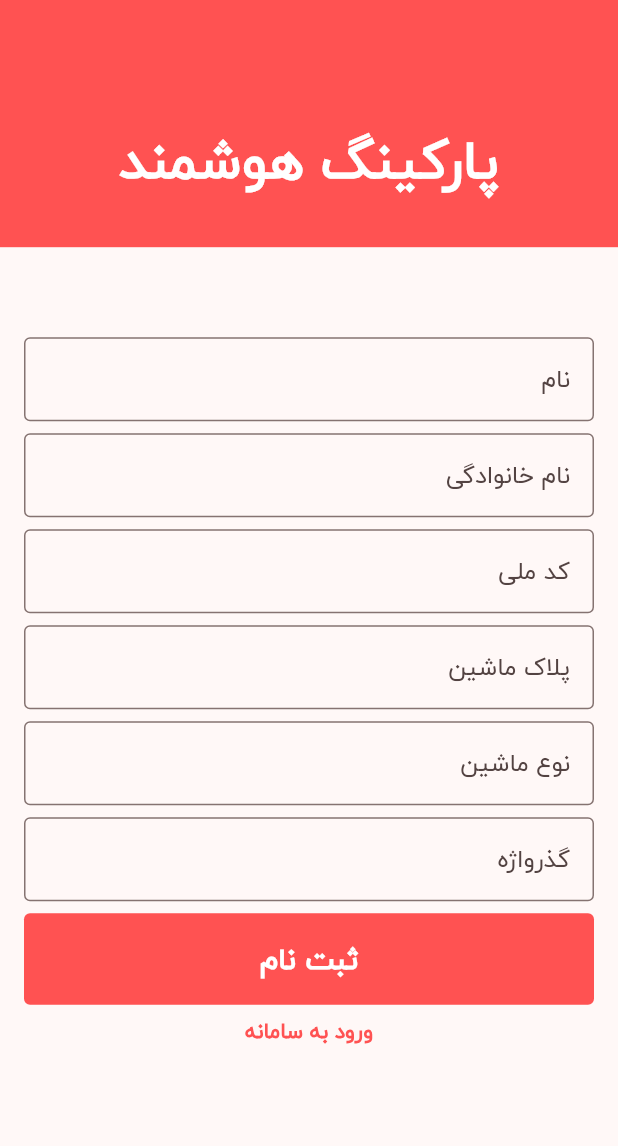
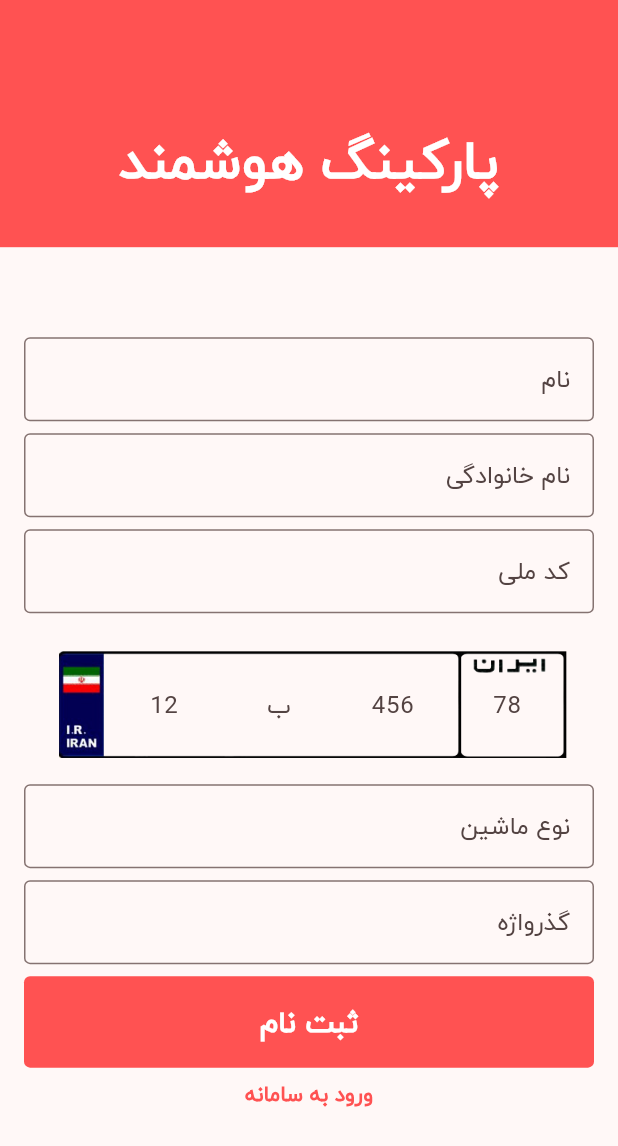
Before and after one commit to baharehkeivani/smart_parking, a Flutter app: the screen it shows after launch, after a tap on "ورود", after a tap on "ثبت کد ملی در سامانه", on a phone screen of 412 x 824 dp. Shown: the top 1146 px of the screen. Run offline on Flutter 3.47's test engine with Material 3 defaults, Android fonts, the phone set to English and light mode, and no system bars; our stand-ins replace flutter_bloc, form_field_validator, go_router, hive; missing offline and left inert: time_duration_picker; accounts and stored records are empty.

Commit message:
car plate

```diff
--- a/lib/ui/screen/login_screen.dart
+++ b/lib/ui/screen/login_screen.dart
@@ -5,6 +5,7 @@ import 'package:go_router/go_router.dart';
 import 'package:smart_parking/logic/data/login_screen_cubit.dart';
 import 'package:smart_parking/ui/widget/custom_button.dart';
 
+import '../widget/car_plate.dart';
 import '../widget/flush_bar/flush_bar.dart';
 
 class LoginScreen extends StatefulWidget {
@@ -111,11 +112,11 @@ class _LoginScreenState extends State<LoginScreen> {
                   child: Column(
                     mainAxisSize: MainAxisSize.min,
                     children: [
-                        AnimatedContainer(
+                      AnimatedContainer(
                           height: isLoginMode ? 275 : 0,
-                            curve: Curves.linearToEaseOut,
-                            duration: const Duration(seconds: 1),
-                            child: Image.asset('assets/image/parking.webp')),
+                          curve: Curves.linearToEaseOut,
+                          duration: const Duration(seconds: 1),
+                          child: Image.asset('assets/image/parking.webp')),
                       const Text(
                         "پارکینگ هوشمند",
                         style: TextStyle(
@@ -225,27 +226,36 @@ class _LoginScreenState extends State<LoginScreen> {
                           ),
                         ),
                         if (!isLoginMode)
-                          Padding(
-                            padding: const EdgeInsets.only(bottom: 8),
-                            child: TextFormField(
-                              focusNode: carIdNode,
+                          // Padding(
+                          //   padding: const EdgeInsets.only(bottom: 8),
+                          //   child: TextFormField(
+                          //     focusNode: carIdNode,
+                          //     controller: carIdController,
+                          //     onTapOutside: (_) {
+                          //       carIdNode.unfocus();
+                          //     },
+                          //     decoration: const InputDecoration(
+                          //         border: OutlineInputBorder(),
+                          //         labelText: 'پلاک ماشین',
+                          //         hintTextDirection: TextDirection.rtl),
+                          //     validator: MultiValidator([
+                          //       RequiredValidator(errorText: "* الزامی"),
+                          //     ]),
+                          //     onFieldSubmitted: (value) {
+                          //       carIdNode.unfocus();
+                          //       carTypeNode.requestFocus();
+                          //     },
+                          //   ),
+                          // ),
+                          // CarIdTextField(
+                          //   carIdNode: carIdNode,
+                          //   controller: carIdController,
+                          //   nextNode: carTypeNode,
+                          // ),
+                          CarPlate(
                               controller: carIdController,
-                              onTapOutside: (_) {
-                                carIdNode.unfocus();
-                              },
-                              decoration: const InputDecoration(
-                                  border: OutlineInputBorder(),
-                                  labelText: 'پلاک ماشین',
-                                  hintTextDirection: TextDirection.rtl),
-                              validator: MultiValidator([
-                                RequiredValidator(errorText: "* الزامی"),
-                              ]),
-                              onFieldSubmitted: (value) {
-                                carIdNode.unfocus();
-                                carTypeNode.requestFocus();
-                              },
-                            ),
-                          ),
+                              firstFocusNode: carIdNode,
+                              nextFocusNode: carTypeNode),
                         if (!isLoginMode)
                           Padding(
                             padding: const EdgeInsets.only(bottom: 8),
--- /dev/null
+++ b/lib/ui/widget/car_plate.dart
@@ -0,0 +1,153 @@
+import 'package:flutter/material.dart';
+import 'package:flutter/services.dart';
+import 'package:form_field_validator/form_field_validator.dart';
+
+class CarPlate extends StatefulWidget {
+  final FocusNode firstFocusNode;
+  final FocusNode nextFocusNode;
+  final TextEditingController controller;
+
+  const CarPlate({
+    Key? key,
+    required this.firstFocusNode,
+    required this.nextFocusNode,
+    required this.controller,
+  }) : super(key: key);
+
+  @override
+  CarPlateState createState() => CarPlateState();
+}
+
+class CarPlateState extends State<CarPlate> {
+  late List<TextEditingController> controllers;
+  late List<FocusNode> nodes;
+
+  @override
+  void initState() {
+    controllers = List.generate(4, (index) => TextEditingController());
+    nodes = List.generate(
+        4, (index) => index == 0 ? widget.firstFocusNode : FocusNode());
+    super.initState();
+  }
+
+  @override
+  Widget build(BuildContext context) {
+    return Stack(
+      children: [
+        Container(
+          margin: const EdgeInsets.all(16),
+          child: Image.asset(
+            "assets/image/${Theme.of(context).brightness == Brightness.light ? "plate_iran_transparent" : "plate_iran_white"}.png",
+          ),
+        ),
+        Padding(
+          padding: const EdgeInsetsDirectional.only(
+              start: 25, end: 50, top: 22, bottom: 22),
+          child: Row(
+            textDirection: TextDirection.ltr,
+            mainAxisAlignment: MainAxisAlignment.start,
+            children: [
+              Flexible(
+                flex: 4,
+                child: _textField(
+                  index: 0,
+                  maxLength: 2,
+                  hintText: "12",
+                  keyboardType: TextInputType.number,
+                  inputFormatters: [
+                    FilteringTextInputFormatter.digitsOnly,
+                    LengthLimitingTextInputFormatter(2)
+                  ],
+                ),
+              ),
+              Flexible(
+                flex: 3,
+                child: _textField(
+                  index: 1,
+                  maxLength: 1,
+                  hintText: 'ب',
+                  inputFormatters: [
+                    FilteringTextInputFormatter.allow(RegExp(r'^[آ-ی]$')),
+                    LengthLimitingTextInputFormatter(1)
+                  ],
+                ),
+              ),
+              Flexible(
+                flex: 4,
+                child: _textField(
+                  index: 2,
+                  maxLength: 3,
+                  hintText: "456",
+                  keyboardType: TextInputType.number,
+                  inputFormatters: [
+                    FilteringTextInputFormatter.digitsOnly,
+                    LengthLimitingTextInputFormatter(3)
+                  ],
+                ),
+              ),
+              Flexible(
+                flex: 3,
+                child: _textField(
+                  index: 3,
+                  maxLength: 2,
+                  hintText: "78",
+                  keyboardType: TextInputType.number,
+                  inputFormatters: [
+                    FilteringTextInputFormatter.digitsOnly,
+                    LengthLimitingTextInputFormatter(2)
+                  ],
+                ),
+              ),
+            ],
+          ),
+        ),
+      ],
+    );
+  }
+
+  Widget _textField(
+      {List<TextInputFormatter>? inputFormatters,
+      TextInputType? keyboardType,
+      required String hintText,
+      required int index,
+      required int maxLength}) {
+    return TextFormField(
+      controller: controllers[index],
+      focusNode: nodes[index],
+      inputFormatters: inputFormatters,
+      textAlign: TextAlign.center,
+      keyboardType: keyboardType,
+      decoration: InputDecoration(
+        border: InputBorder.none,
+        contentPadding: const EdgeInsets.only(top: 15),
+        hintText: hintText,
+      ),
+      validator: MultiValidator([
+        RequiredValidator(errorText: "*"),
+      ]),
+      onTapOutside: (event) {
+        nodes[index].unfocus();
+      },
+      onChanged: (value) {
+        if (value.length == maxLength) {
+          if (index == 3) {
+            widget.nextFocusNode.requestFocus();
+            widget.controller.text =
+                controllers.map((controller) => controller.text).join(' ');
+          } else {
+            nodes[index + 1].requestFocus();
+          }
+        }
+      },
+      onFieldSubmitted: (value) {
+        if (index == 3) {
+          widget.nextFocusNode.requestFocus();
+          widget.controller.text =
+              controllers.map((controller) => controller.text).join(' ');
+        } else {
+          nodes[index + 1].requestFocus();
+        }
+      },
+    );
+  }
+}
--- a/pubspec.yaml
+++ b/pubspec.yaml
@@ -43,6 +43,7 @@ dependencies:
   time_duration_picker: ^0.0.1
   build_runner: ^2.4.7
   hive_generator: ^2.0.1
+  mqtt_client: ^10.0.1
 
 dev_dependencies:
   flutter_test:
```
Also changed, not shown: assets/image/disabled.png (added), assets/image/plate_iran_transparent.png (added), assets/image/plate_iran_white.png (added), pubspec.lock.
